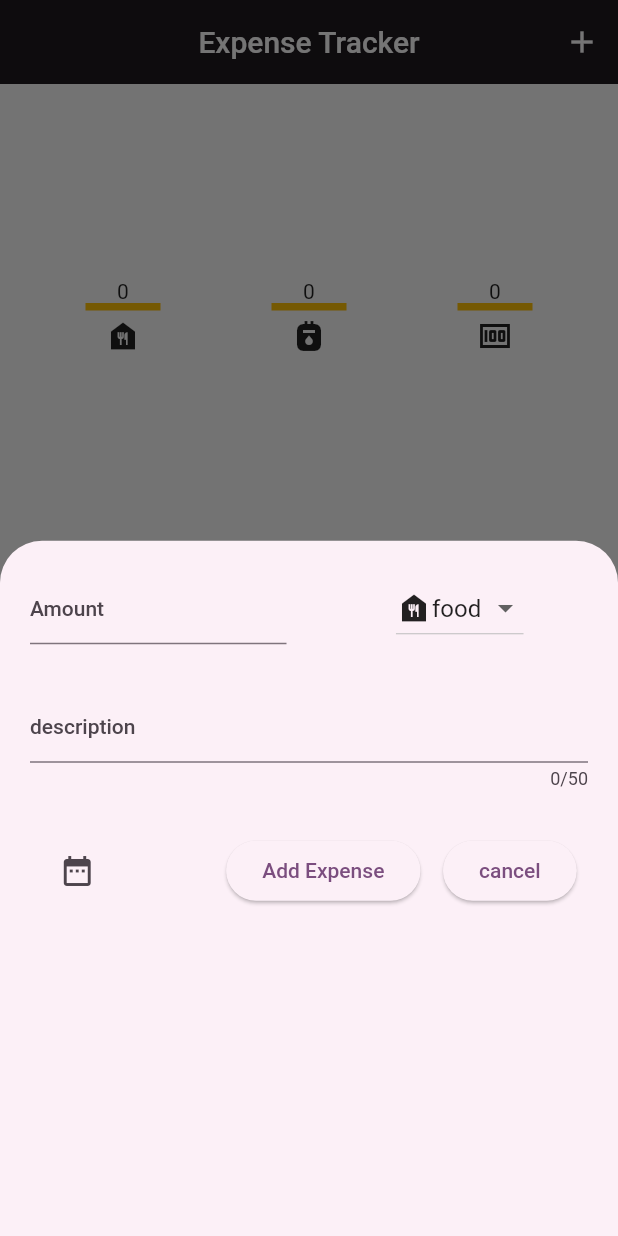
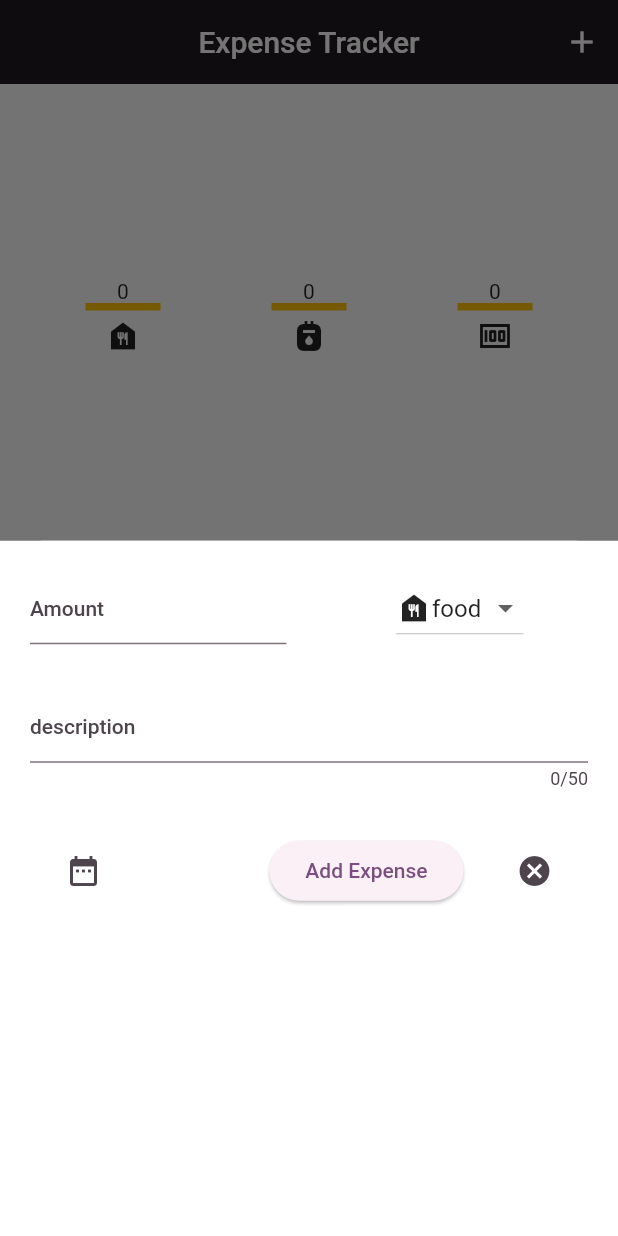
Before and after one commit to VenkatachalamC/ExpenseTrackerFlutterApp, a Flutter app: the screen it shows after launch, after a tap on the "add" icon, on a phone screen of 412 x 824 dp. Run offline on Flutter 3.47's test engine with Material 2 defaults, Android fonts, the phone set to English and light mode, and no system bars; our stand-ins replace sqflite; accounts and stored records are empty.

Commit message:
modal screen update

```diff
--- a/expensetracker/lib/widgets/modalscreen.dart
+++ b/expensetracker/lib/widgets/modalscreen.dart
@@ -33,8 +33,9 @@ class _ModalScreenState extends State<ModalScreen> {
   }
 
   Widget build(BuildContext context) {
-    return Padding(
+    return Container(
       padding: const EdgeInsets.all(20),
+      decoration: BoxDecoration(color: Colors.white),
       child: Column(
         children: [
           Row(
@@ -121,9 +122,6 @@ class _ModalScreenState extends State<ModalScreen> {
                 width: 30,
               ),
               ElevatedButton(
-                  style: ButtonStyle(
-
-                  ),
                   onPressed: () {
                     if(!_price.text!.isEmpty){
                     addExpense(ExpenseModel(
@@ -140,12 +138,11 @@ class _ModalScreenState extends State<ModalScreen> {
                     }
                   },
                   child: const Text("Add Expense")),
-              ElevatedButton(
+              IconButton(
                 onPressed: () {
                   Navigator.of(context).pop();
                 },
-                child: const Text("cancel"),
-                style: const ButtonStyle(),
+                icon: Icon(Icons.cancel),
               )
             ],
           )
```
